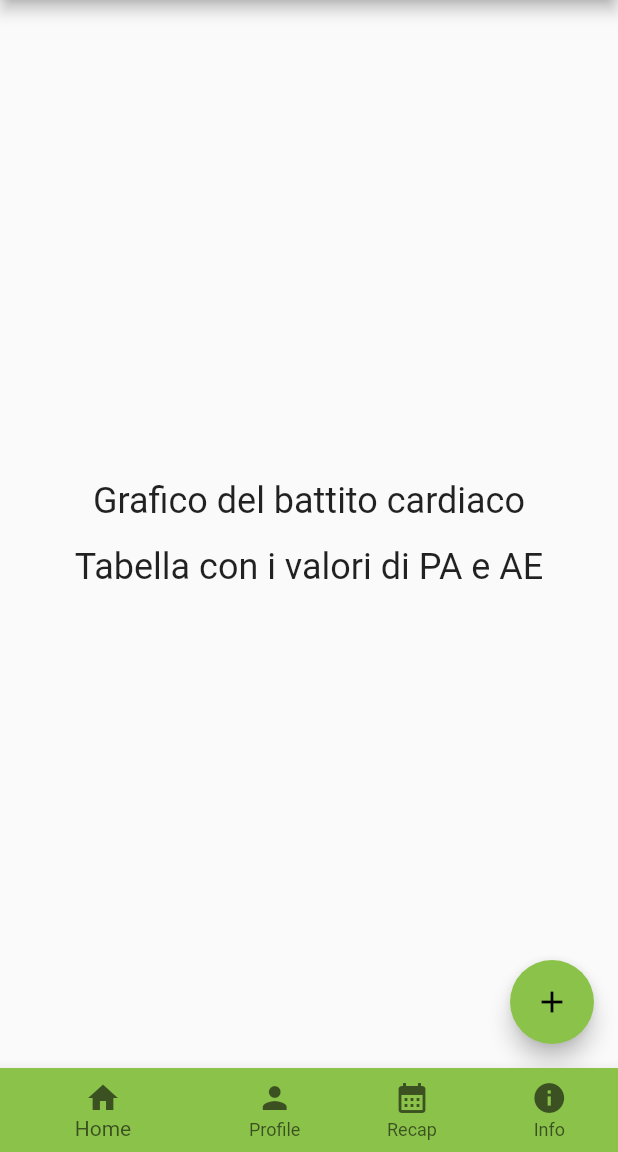
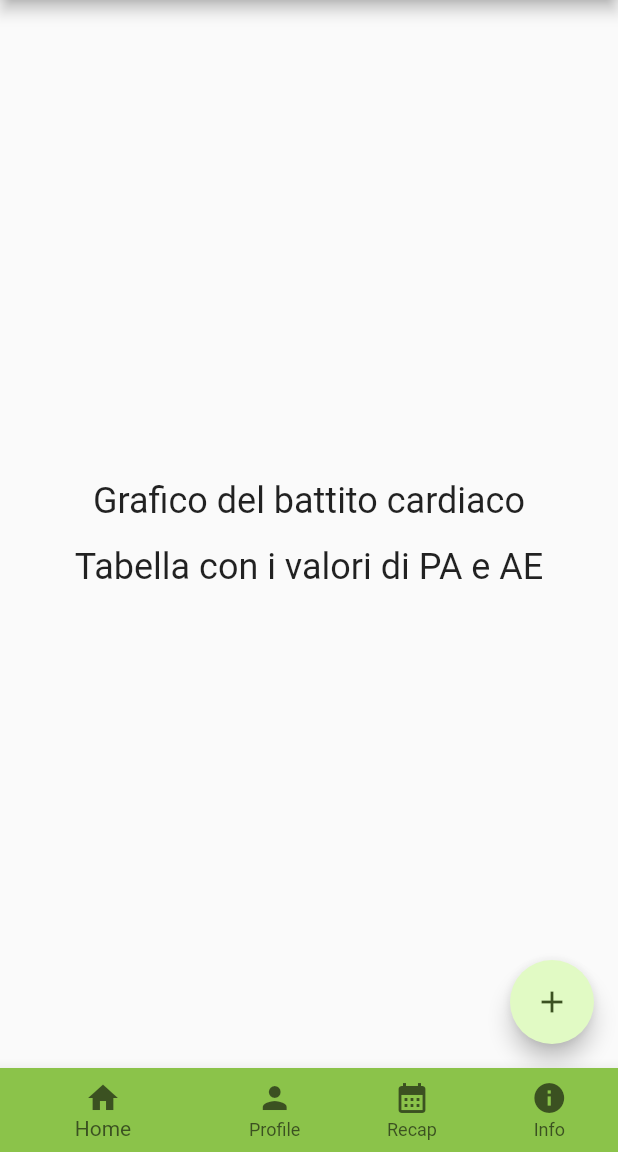
Before and after one commit to saraguida/grow_well, a Flutter app: the screen it shows after launch, on a phone screen of 412 x 824 dp, the part 84-1236 px from its top. Run offline on Flutter 3.47's test engine with Material 2 defaults, Android fonts, the phone set to English and light mode, and no system bars.

Commit message:
[branch_S] Change of the button color

```diff
--- a/grow_well/lib/screens/HomePage.dart
+++ b/grow_well/lib/screens/HomePage.dart
@@ -108,7 +108,8 @@ class HomePageWidget extends StatelessWidget {
         ),
       ),
       floatingActionButton: FloatingActionButton(
-        child: Icon(Icons.add),
+        child: const Icon(Icons.add_outlined,color: Color.fromARGB(255, 59, 81, 33)),
+        backgroundColor: Color.fromARGB(255, 225, 250, 196),
         onPressed: () => _toNewDataPage(context, Provider.of<DataDB>(context, listen: false), -1),
       ),
     );
```
